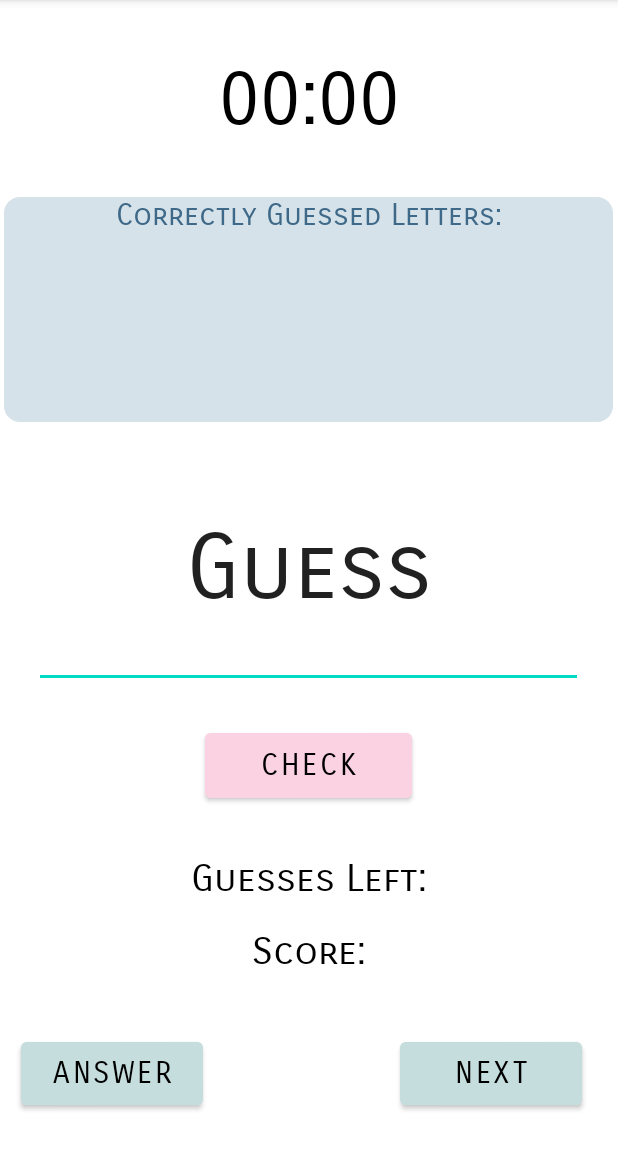
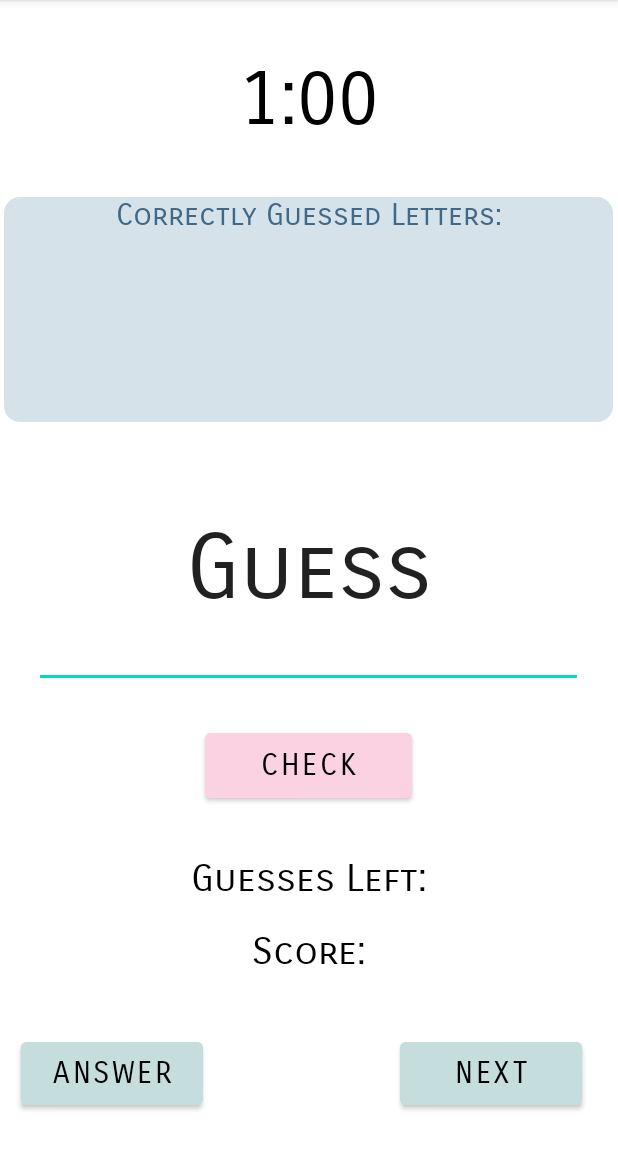
Before and after one commit to eunseolee00/WordGame, an Android app: the GameActivity screen opened directly, with no data from a screen before it, on a phone screen of 412 x 824 dp, the part 84-1236 px from its top. Run offline under Robolectric (Android 15) with nearby library versions, the phone set to English and light mode, and no system bars.

Commit message:
Commit #2

```diff
--- a/app/src/main/res/layout/activity_game.xml
+++ b/app/src/main/res/layout/activity_game.xml
@@ -39,12 +39,12 @@
         app:layout_constraintTop_toBottomOf="@+id/checkButton" />
 
     <TextView
-        android:id="@+id/time"
+        android:id="@+id/timer"
         android:layout_width="249dp"
         android:layout_height="71dp"
         android:layout_marginTop="36dp"
         android:fontFamily="sans-serif-smallcaps"
-        android:text="00:00"
+        android:text="1:00"
         android:textAlignment="center"
         android:textColor="#000000"
         android:textSize="50sp"
@@ -65,7 +65,7 @@
         app:layout_constraintEnd_toEndOf="parent"
         app:layout_constraintHorizontal_bias="0.498"
         app:layout_constraintStart_toStartOf="parent"
-        app:layout_constraintTop_toBottomOf="@+id/Guess" />
+        app:layout_constraintTop_toBottomOf="@+id/guess" />
 
     <Button
         android:id="@+id/answerButton"
@@ -104,7 +104,7 @@
         app:layout_constraintVertical_bias="0.647" />
 
     <EditText
-        android:id="@+id/Guess"
+        android:id="@+id/guess"
         android:layout_width="366dp"
         android:layout_height="157dp"
         android:layout_marginTop="20dp"
@@ -119,10 +119,10 @@
         app:layout_constraintEnd_toEndOf="parent"
         app:layout_constraintHorizontal_bias="0.492"
         app:layout_constraintStart_toStartOf="parent"
-        app:layout_constraintTop_toBottomOf="@+id/letterCloud" />
+        app:layout_constraintTop_toBottomOf="@+id/linearLayout" />
 
     <LinearLayout
-        android:id="@+id/letterCloud"
+        android:id="@+id/linearLayout"
         android:layout_width="406dp"
         android:layout_height="150dp"
         android:layout_marginTop="24dp"
@@ -132,7 +132,7 @@
         app:layout_constraintEnd_toEndOf="parent"
         app:layout_constraintHorizontal_bias="0.48"
         app:layout_constraintStart_toStartOf="parent"
-        app:layout_constraintTop_toBottomOf="@+id/time">
+        app:layout_constraintTop_toBottomOf="@+id/timer">
 
         <TextView
             android:id="@+id/textView8"
```
Also changed, not shown: app/src/main/java/com/example/wordgame/GameActivity.kt (+57 -2 lines).
